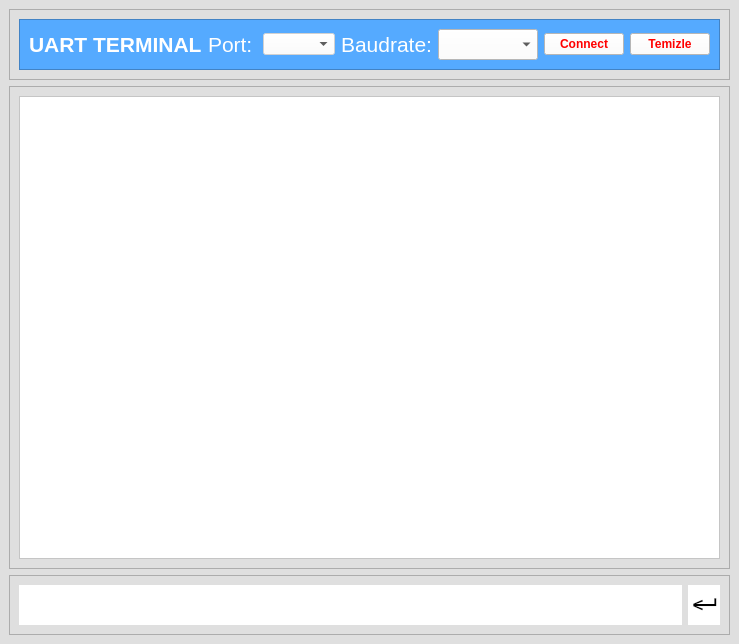
ademylmz34/uart-terminal-linux, file mainwindow.ui: the form before one commit.
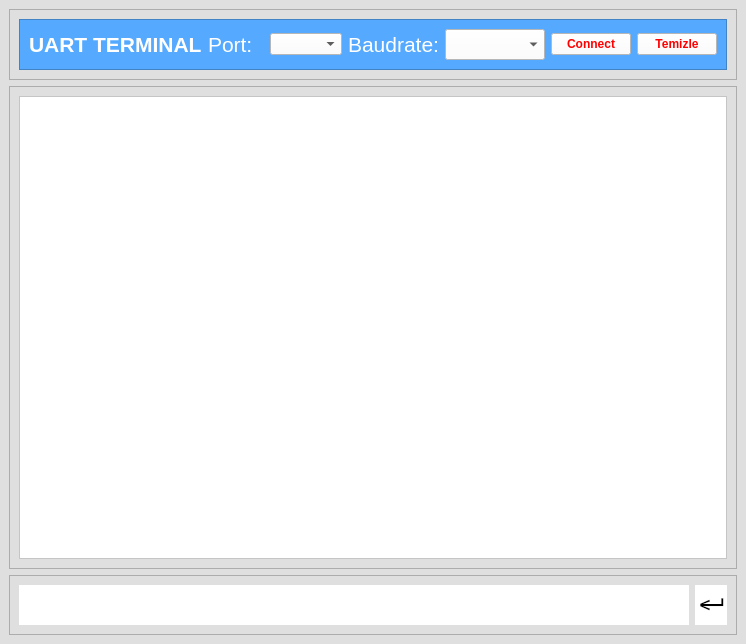
The form after the commit.

Patch:
```diff
--- a/mainwindow.ui
+++ b/mainwindow.ui
@@ -6,7 +6,7 @@
    <rect>
     <x>0</x>
     <y>0</y>
-    <width>739</width>
+    <width>746</width>
     <height>644</height>
    </rect>
   </property>
@@ -100,7 +100,7 @@
           <item>
            <widget class="QComboBox" name="cmbPort">
             <property name="enabled">
-             <bool>false</bool>
+             <bool>true</bool>
             </property>
             <property name="styleSheet">
              <string notr="true">background-color: rgb(255, 255, 255);
```
